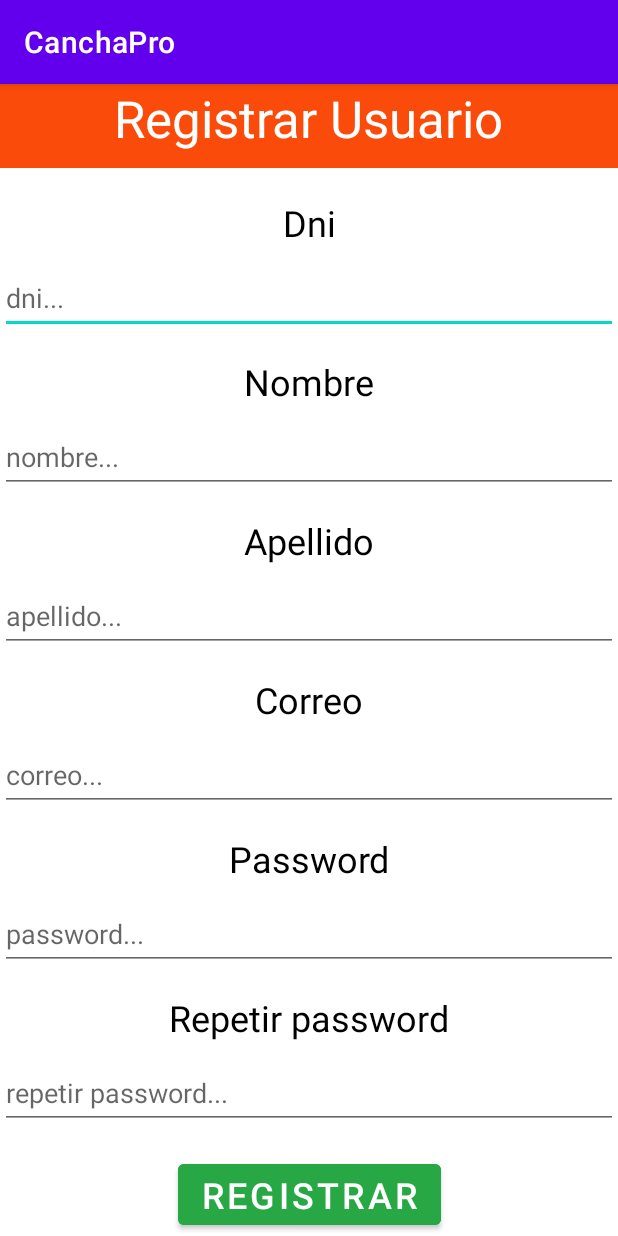
After one commit to nachomoyano04/CanchaProMobile, an Android app: the RegistrarActivity screen opened directly, with no data from a screen before it, on a phone screen of 412 x 824 dp. The commit adds this screen. Run offline under Robolectric (Android 15) with nearby library versions, the phone set to English and light mode, and no system bars.

Commit message:
login completo y registrar user vistas

```diff
--- a/app/build.gradle.kts
+++ b/app/build.gradle.kts
@@ -44,6 +44,10 @@ dependencies {
     implementation(libs.navigation.fragment)
     implementation(libs.navigation.ui)
     implementation(libs.activity)
+    implementation(libs.converter.gson)
+    implementation(libs.converter.scalars)
+    implementation(libs.retrofit)
+    implementation(libs.glide)
     testImplementation(libs.junit)
     androidTestImplementation(libs.ext.junit)
     androidTestImplementation(libs.espresso.core)
--- /dev/null
+++ b/app/src/main/java/com/nachomoyano04/canchapro/ui/login/RegistrarActivity.java
@@ -0,0 +1,26 @@
+package com.nachomoyano04.canchapro.ui.login;
+
+import android.os.Bundle;
+
+import androidx.activity.EdgeToEdge;
+import androidx.appcompat.app.AppCompatActivity;
+import androidx.core.graphics.Insets;
+import androidx.core.view.ViewCompat;
+import androidx.core.view.WindowInsetsCompat;
+
+import com.nachomoyano04.canchapro.R;
+
+public class RegistrarActivity extends AppCompatActivity {
+
+    @Override
+    protected void onCreate(Bundle savedInstanceState) {
+        super.onCreate(savedInstanceState);
+        EdgeToEdge.enable(this);
+        setContentView(R.layout.activity_registrar);
+        ViewCompat.setOnApplyWindowInsetsListener(findViewById(R.id.main), (v, insets) -> {
+            Insets systemBars = insets.getInsets(WindowInsetsCompat.Type.systemBars());
+            v.setPadding(systemBars.left, systemBars.top, systemBars.right, systemBars.bottom);
+            return insets;
+        });
+    }
+}
--- /dev/null
+++ b/app/src/main/res/layout/activity_registrar.xml
@@ -0,0 +1,191 @@
+<?xml version="1.0" encoding="utf-8"?>
+<androidx.constraintlayout.widget.ConstraintLayout xmlns:android="http://schemas.android.com/apk/res/android"
+    xmlns:app="http://schemas.android.com/apk/res-auto"
+    xmlns:tools="http://schemas.android.com/tools"
+    android:id="@+id/main"
+    android:layout_width="match_parent"
+    android:layout_height="match_parent"
+    tools:context=".ui.login.RegistrarActivity">
+
+    <androidx.appcompat.widget.Toolbar
+        android:id="@+id/toolbar2"
+        android:layout_width="match_parent"
+        android:layout_height="wrap_content"
+        android:background="@color/primario"
+        android:minHeight="?attr/actionBarSize"
+        android:textAlignment="center"
+        android:theme="?attr/actionBarTheme"
+        app:layout_constraintEnd_toEndOf="parent"
+        app:layout_constraintHorizontal_bias="0.0"
+        app:layout_constraintStart_toStartOf="parent"
+        app:layout_constraintTop_toTopOf="parent" />
+
+    <TextView
+        android:id="@+id/textView"
+        android:layout_width="wrap_content"
+        android:layout_height="wrap_content"
+        android:text="Registrar Usuario"
+        android:textColor="@color/white"
+        android:textSize="34sp"
+        app:layout_constraintEnd_toEndOf="@+id/toolbar2"
+        app:layout_constraintHorizontal_bias="0.498"
+        app:layout_constraintStart_toStartOf="parent"
+        app:layout_constraintTop_toTopOf="parent" />
+
+    <TextView
+        android:id="@+id/textView4"
+        android:layout_width="wrap_content"
+        android:layout_height="wrap_content"
+        android:layout_marginTop="20dp"
+        android:text="Dni"
+        android:textColor="@color/black"
+        android:textSize="24sp"
+        app:layout_constraintEnd_toEndOf="parent"
+        app:layout_constraintStart_toStartOf="parent"
+        app:layout_constraintTop_toBottomOf="@+id/toolbar2" />
+
+    <EditText
+        android:id="@+id/etDniRegistrarUsuario"
+        android:layout_width="match_parent"
+        android:layout_height="48dp"
+        android:layout_marginTop="10dp"
+        android:ems="10"
+        android:hint="dni..."
+        android:inputType="text"
+        app:layout_constraintEnd_toEndOf="parent"
+        app:layout_constraintStart_toStartOf="parent"
+        app:layout_constraintTop_toBottomOf="@+id/textView4" />
+
+    <TextView
+        android:id="@+id/textView5"
+        android:layout_width="wrap_content"
+        android:layout_height="wrap_content"
+        android:layout_marginTop="15dp"
+        android:text="Nombre"
+        android:textColor="@color/black"
+        android:textSize="24sp"
+        app:layout_constraintEnd_toEndOf="parent"
+        app:layout_constraintStart_toStartOf="parent"
+        app:layout_constraintTop_toBottomOf="@+id/etDniRegistrarUsuario" />
+
+    <EditText
+        android:id="@+id/etNombreRegistrarUsuario"
+        android:layout_width="match_parent"
+        android:layout_height="48dp"
+        android:layout_marginTop="10dp"
+        android:ems="10"
+        android:hint="nombre..."
+        android:inputType="text"
+        app:layout_constraintEnd_toEndOf="parent"
+        app:layout_constraintStart_toStartOf="parent"
+        app:layout_constraintTop_toBottomOf="@+id/textView5" />
+
+    <TextView
+        android:id="@+id/textView6"
+        android:layout_width="wrap_content"
+        android:layout_height="wrap_content"
+        android:layout_marginTop="15dp"
+        android:text="Apellido"
+        android:textColor="@color/black"
+        android:textSize="24sp"
+        app:layout_constraintEnd_toEndOf="parent"
+        app:layout_constraintStart_toStartOf="parent"
+        app:layout_constraintTop_toBottomOf="@+id/etNombreRegistrarUsuario" />
+
+    <EditText
+        android:id="@+id/etApellidoRegistrarUsuario"
+        android:layout_width="match_parent"
+        android:layout_height="48dp"
+        android:layout_marginTop="10dp"
+        android:ems="10"
+        android:hint="apellido..."
+        android:inputType="text"
+        app:layout_constraintEnd_toEndOf="parent"
+        app:layout_constraintStart_toStartOf="parent"
+        app:layout_constraintTop_toBottomOf="@+id/textView6" />
+
+    <TextView
+        android:id="@+id/textView7"
+        android:layout_width="wrap_content"
+        android:layout_height="wrap_content"
+        android:layout_marginTop="15dp"
+        android:text="Correo"
+        android:textColor="@color/black"
+        android:textSize="24sp"
+        app:layout_constraintEnd_toEndOf="parent"
+        app:layout_constraintStart_toStartOf="parent"
+        app:layout_constraintTop_toBottomOf="@+id/etApellidoRegistrarUsuario" />
+
+    <EditText
+        android:id="@+id/etCorreoRegistrarPassword"
+        android:layout_width="match_parent"
+        android:layout_height="48dp"
+        android:layout_marginTop="10dp"
+        android:ems="10"
+        android:hint="correo..."
+        android:inputType="text"
+        app:layout_constraintEnd_toEndOf="parent"
+        app:layout_constraintStart_toStartOf="parent"
+        app:layout_constraintTop_toBottomOf="@+id/textView7" />
+
+    <TextView
+        android:id="@+id/textView8"
+        android:layout_width="wrap_content"
+        android:layout_height="wrap_content"
+        android:layout_marginTop="15dp"
+        android:text="Password"
+        android:textColor="@color/black"
+        android:textSize="24sp"
+        app:layout_constraintEnd_toEndOf="parent"
+        app:layout_constraintStart_toStartOf="parent"
+        app:layout_constraintTop_toBottomOf="@+id/etCorreoRegistrarPassword" />
+
+    <EditText
+        android:id="@+id/etPasswordRegistrarUsuario"
+        android:layout_width="match_parent"
+        android:layout_height="48dp"
+        android:layout_marginTop="10dp"
+        android:ems="10"
+        android:hint="password..."
+        android:inputType="textPassword"
+        app:layout_constraintEnd_toEndOf="parent"
+        app:layout_constraintStart_toStartOf="parent"
+        app:layout_constraintTop_toBottomOf="@+id/textView8" />
+
+    <TextView
+        android:id="@+id/textView9"
+        android:layout_width="wrap_content"
+        android:layout_height="wrap_content"
+        android:layout_marginTop="15dp"
+        android:text="Repetir password"
+        android:textColor="@color/black"
+        android:textSize="24sp"
+        app:layout_constraintEnd_toEndOf="parent"
+        app:layout_constraintStart_toStartOf="parent"
+        app:layout_constraintTop_toBottomOf="@+id/etPasswordRegistrarUsuario" />
+
+    <EditText
+        android:id="@+id/etRepetirPasswordRegistrarUsuario"
+        android:layout_width="match_parent"
+        android:layout_height="48dp"
+        android:layout_marginTop="10dp"
+        android:ems="10"
+        android:hint="repetir password..."
+        android:inputType="textPassword"
+        app:layout_constraintEnd_toEndOf="parent"
+        app:layout_constraintStart_toStartOf="parent"
+        app:layout_constraintTop_toBottomOf="@+id/textView9" />
+
+    <Button
+        android:id="@+id/button"
+        android:layout_width="wrap_content"
+        android:layout_height="wrap_content"
+        android:layout_marginTop="15dp"
+        android:backgroundTint="@color/success"
+        android:text="Registrar"
+        android:textSize="24sp"
+        app:layout_constraintBottom_toBottomOf="parent"
+        app:layout_constraintEnd_toEndOf="parent"
+        app:layout_constraintStart_toStartOf="parent"
+        app:layout_constraintTop_toBottomOf="@+id/etRepetirPasswordRegistrarUsuario" />
+</androidx.constraintlayout.widget.ConstraintLayout>
--- a/app/src/main/res/values/colors.xml
+++ b/app/src/main/res/values/colors.xml
@@ -8,4 +8,6 @@
     <color name="black">#FF000000</color>
     <color name="white">#FFFFFFFF</color>
     <color name="primario">#fa4b0a</color>
+    <color name="secundario">#007bff</color>
+    <color name="success">#28a745</color>
 </resources>
```
Also changed, not shown: app/src/main/AndroidManifest.xml (+9 -0 lines), app/src/main/java/com/nachomoyano04/canchapro/models/Usuario.java (added, +91 -0 lines), app/src/main/java/com/nachomoyano04/canchapro/request/ApiCliente.java (added, +63 -0 lines), app/src/main/java/com/nachomoyano04/canchapro/ui/login/LoginActivity.java (+14 -4 lines), app/src/main/java/com/nachomoyano04/canchapro/ui/login/LoginActivityViewModel.java (+50 -5 lines), app/src/main/java/com/nachomoyano04/canchapro/ui/login/RecuperarPasswordActivity.java (added, +26 -0 lines), app/src/main/java/com/nachomoyano04/canchapro/ui/login/RecuperarPasswordActivityViewModel.java (added, +32 -0 lines), app/src/main/java/com/nachomoyano04/canchapro/ui/login/RegistrarActivityViewModel.java (added, +54 -0 lines), app/src/main/res/layout/activity_login.xml (+18 -2 lines), app/src/main/res/layout/activity_recuperar_password.xml (added, +10 -0 lines), gradle/libs.versions.toml (+8 -0 lines), 1 other file.
